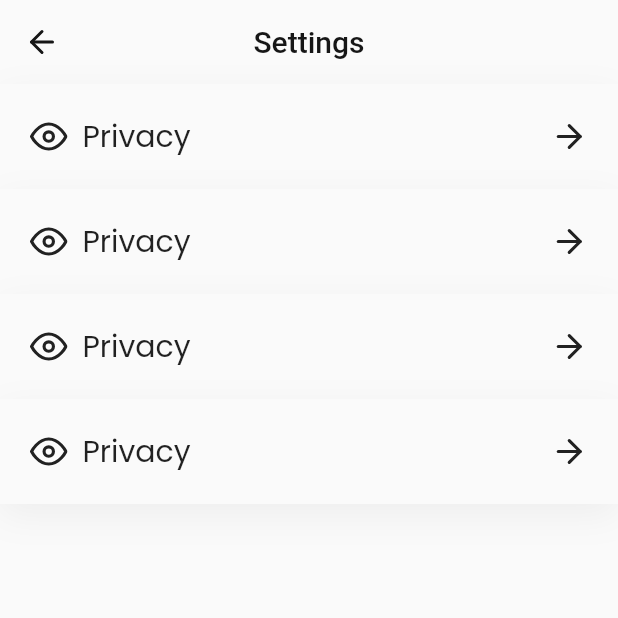
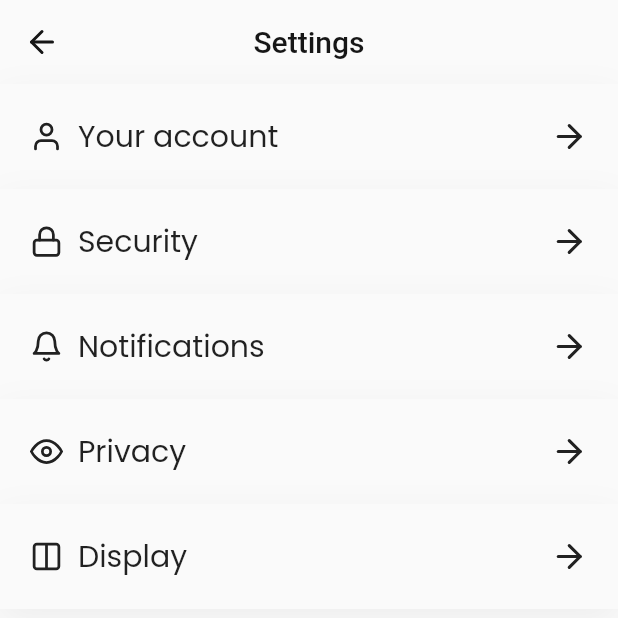
Before and after one commit to suggestied/MuffesApp, a Flutter app: the EditProfile screen opened directly, on a phone screen of 412 x 824 dp, the top half of it. Run offline on Flutter 3.47's test engine with Material 2 defaults, Android fonts, the phone set to English and light mode, and no system bars; our stand-ins replace cached_network_image, carousel_slider, dio, flutter_feather_icons, google_fonts, gradient_widgets and 1 more; missing offline and left inert: dio_http_cache; accounts and stored records are empty.

Commit message:
some changes to the settings

```diff
--- a/lib/screens/profile/edit/editProfile.dart
+++ b/lib/screens/profile/edit/editProfile.dart
@@ -1,6 +1,7 @@
 import 'dart:convert';
 
 import 'package:muffesapp/screens/profile/edit/setting.dart';
+import 'package:muffesapp/screens/profile/edit/your_account/yourAccount.dart';
 import 'package:muffesapp/screens/profile/profile.dart';
 import 'package:muffesapp/utils/api.dart';
 import 'package:muffesapp/utils/colors.dart';
@@ -73,20 +74,29 @@ class _EditProfileState extends State<EditProfile> {
         child: Column(
           children: [
             SettingsTo(
-              name: "Privacy",
-              icon: FeatherIcons.eye,
+              name: "Your account",
+              icon: FeatherIcons.user,
+              to: yourAccount(),
+            ),
+            SettingsTo(
+              name: "Security",
+              icon: FeatherIcons.lock,
+              to: yourAccount(),
+            ),
+            SettingsTo(
+              name: "Notifications",
+              icon: FeatherIcons.bell,
+              to: yourAccount(),
             ),
             SettingsTo(
               name: "Privacy",
               icon: FeatherIcons.eye,
+              to: yourAccount(),
             ),
             SettingsTo(
-              name: "Privacy",
-              icon: FeatherIcons.eye,
-            ),
-            SettingsTo(
-              name: "Privacy",
-              icon: FeatherIcons.eye,
+              name: "Display",
+              icon: FeatherIcons.columns,
+              to: yourAccount(),
             ),
           ],
         ),
--- a/lib/screens/profile/edit/setting.dart
+++ b/lib/screens/profile/edit/setting.dart
@@ -7,13 +7,25 @@ class SettingsTo extends StatelessWidget {
     Key key,
     this.name,
     this.icon,
+    this.to,
   }) : super(key: key);
   final name;
   final icon;
+  final to;
 
   @override
   Widget build(BuildContext context) {
-    return Container(
+    return InkWell(
+      onTap: () {
+        Navigator.pushReplacement(
+          context,
+          PageRouteBuilder(
+            pageBuilder: (context, animation1, animation2) => to,
+            transitionDuration: Duration(seconds: 0),
+          ),
+        );
+      },
+      child: Container(
           decoration: BoxDecoration(
             color: customStyle().lightColor,
             boxShadow: [
@@ -33,7 +45,7 @@ class SettingsTo extends StatelessWidget {
                     padding: EdgeInsets.only(right: 10),
                     child: Icon(
                       icon,
-                    size: 25,
+                      size: 22,
                     ),
                   ),
                   Text(
@@ -47,6 +59,7 @@ class SettingsTo extends StatelessWidget {
                 size: 25,
               ),
             ],
-        ));
+          )),
+    );
   }
 }
--- a/lib/utils/colors.dart
+++ b/lib/utils/colors.dart
@@ -3,6 +3,7 @@ import 'package:flutter/material.dart';
 class customStyle {
   final primaryColor = Color.fromRGBO(242, 72, 75, 1);
   final secondaryColor = Color.fromRGBO(246, 246, 246, 1);
+  final greenColor = Color.fromRGBO(27, 204, 106, 1);
   final disabledColor = Color.fromRGBO(181, 181, 181, 1);
   final darkGrayColor = Color.fromRGBO(22, 22, 22, 1);
   final lightColor = Color.fromRGBO(250, 250, 250, 1);
```
Also changed, not shown: lib/screens/profile/edit/your_account/yourAccount.dart (added, +155 -0 lines). Lines whose indentation alone changed are shown as unchanged.
